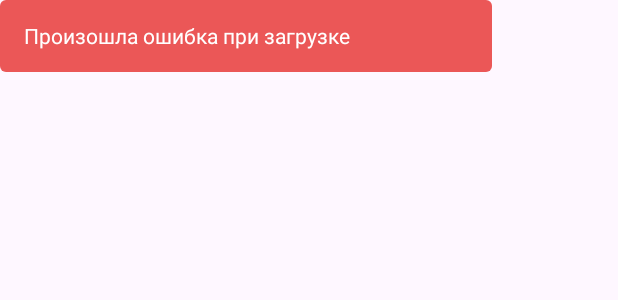
After one commit to NikitaDediukhin/CryptoApp, an Android app: the layout custom_snackbar.xml on its own in the app's theme, with its tools: preview values and no code run, on a phone screen of 412 x 824 dp. The commit adds this screen. Shown: the top 300 px of the screen. Run offline under Robolectric (Android 15) with nearby library versions, the phone set to English and light mode, and no system bars.

Commit message:
Add custom snackbar

```diff
--- /dev/null
+++ b/app/src/main/res/drawable/custom_snackbar_background.xml
@@ -0,0 +1,8 @@
+<?xml version="1.0" encoding="utf-8"?>
+<shape xmlns:android="http://schemas.android.com/apk/res/android">
+    <solid android:color="#EB5757"/>
+    <corners android:radius="4dp"/>
+    <size
+        android:width="328dp"
+        android:height="48dp" />
+</shape>
--- /dev/null
+++ b/app/src/main/res/layout/custom_snackbar.xml
@@ -0,0 +1,17 @@
+<?xml version="1.0" encoding="utf-8"?>
+<RelativeLayout xmlns:android="http://schemas.android.com/apk/res/android"
+    android:layout_width="wrap_content"
+    android:layout_height="wrap_content"
+    android:background="@drawable/custom_snackbar_background">
+
+    <TextView
+        android:id="@+id/snackbar_text"
+        style="@style/CustomSnackBarText"
+        android:layout_width="wrap_content"
+        android:layout_height="wrap_content"
+        android:layout_centerVertical="true"
+        android:layout_marginStart="16dp"
+        android:layout_marginEnd="16dp"
+        android:text="@string/error_text_snackbar" />
+
+</RelativeLayout>
--- a/app/src/main/res/values/strings.xml
+++ b/app/src/main/res/values/strings.xml
@@ -20,4 +20,5 @@
     <string name="button_back">button back</string>
     <string name="categories_title">Категории</string>
     <string name="crypto_details_icon">crypto details icon</string>
+    <string name="error_text_snackbar">Произошла ошибка при загрузке</string>
 </resources>
--- a/app/src/main/res/values/styles.xml
+++ b/app/src/main/res/values/styles.xml
@@ -59,4 +59,11 @@
         <item name="android:textSize">16sp</item>
     </style>
 
+    <style name="CustomSnackBarText" parent="TextAppearance.AppCompat">
+        <item name="android:lineHeight">20sp</item>
+        <item name="android:textColor">@color/white</item>
+        <item name="android:fontWeight">400</item>
+        <item name="android:textSize">14sp</item>
+    </style>
+
 </resources>
```
